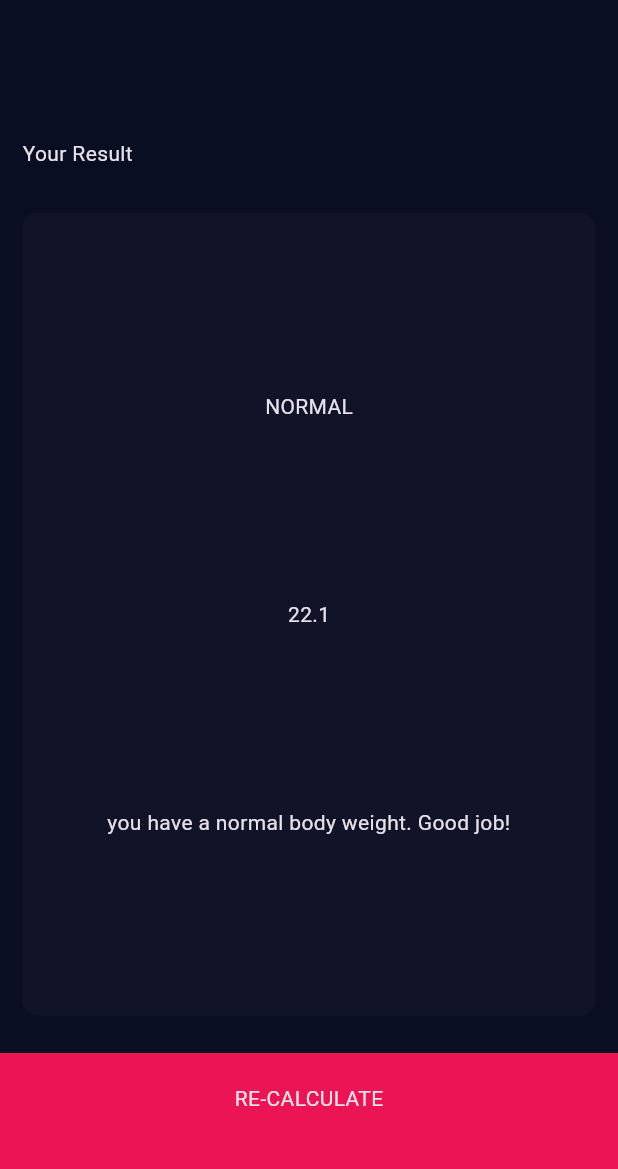
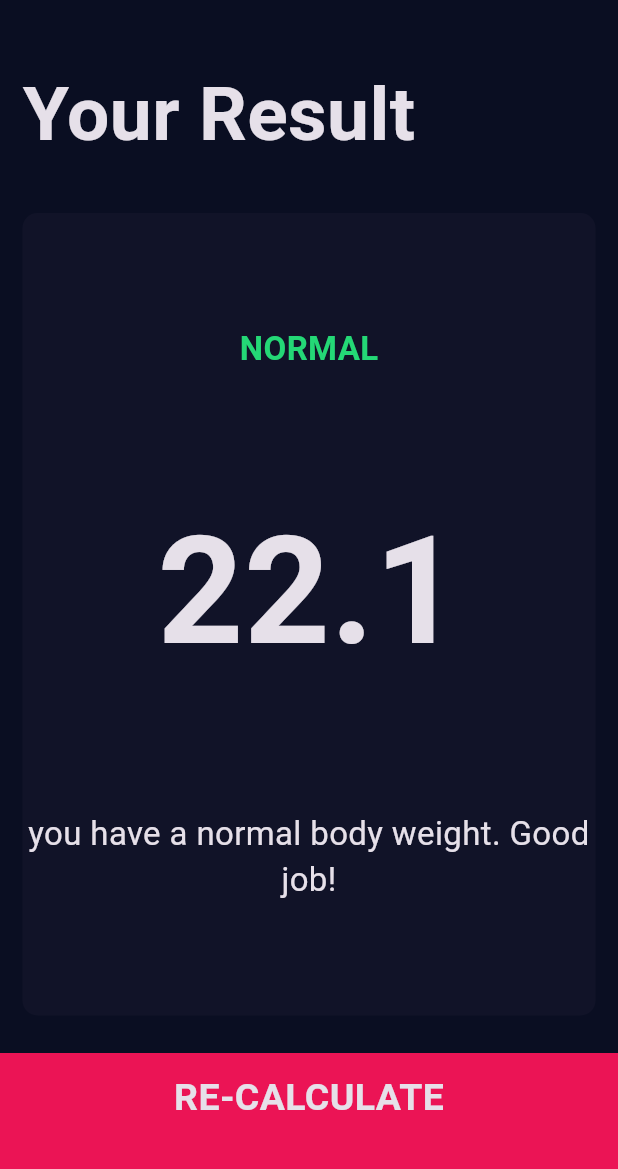
Before and after one commit to hinaabbaskhan/bmi-calculator-flutter, a Flutter app: the screen it shows after launch, after a tap on "CALCULATE", on a phone screen of 412 x 824 dp, the part 63-1232 px from its top. Run offline on Flutter 3.47's test engine with Material 3 defaults, Android fonts, the phone set to English and light mode, and no system bars; our stand-ins replace font_awesome_flutter.

Commit message:
add constant text styles

```diff
--- a/lib/constants.dart
+++ b/lib/constants.dart
@@ -11,3 +11,29 @@ const numberTextStyle = TextStyle(
   fontSize: 50,
   fontWeight: FontWeight.w900,
 );
+
+const kLargeButtonTextStyle = TextStyle(
+  fontSize: 25.0,
+  fontWeight: FontWeight.bold,
+);
+
+
+const kTitleTextStyle = TextStyle(
+  fontSize: 50.0,
+  fontWeight: FontWeight.bold,
+);
+
+const kResultTextStyle = TextStyle(
+  color: Color(0xFF24D876),
+  fontSize: 22.0,
+  fontWeight: FontWeight.bold,
+);
+
+const kBMITextStyle = TextStyle(
+  fontSize: 100.0,
+  fontWeight: FontWeight.bold,
+);
+
+const kBodyTextStyle = TextStyle(
+  fontSize: 22.0,
+);
```
